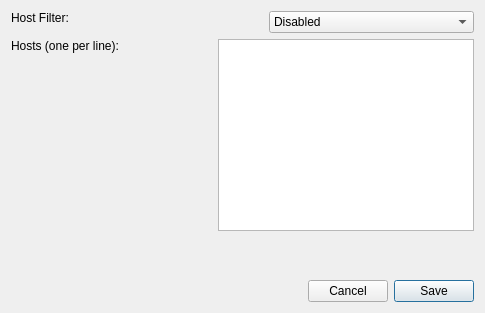
evanrolfe/pntest, file src/views/network/http/capture_filters.ui: the form before one commit.
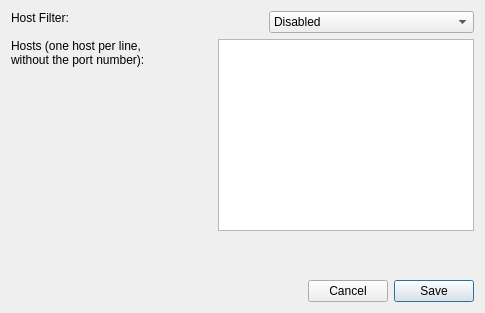
The form after the commit.

Commit message: word wrap label

Diff of the .ui file:
```diff
--- a/src/views/network/http/capture_filters.ui
+++ b/src/views/network/http/capture_filters.ui
@@ -80,11 +80,14 @@
      <item>
       <widget class="QLabel" name="label">
        <property name="text">
-        <string>Hosts (one per line):</string>
+        <string>Hosts (one host per line, without the port number):</string>
        </property>
        <property name="alignment">
         <set>Qt::AlignLeading|Qt::AlignLeft|Qt::AlignTop</set>
        </property>
+       <property name="wordWrap">
+        <bool>true</bool>
+       </property>
       </widget>
      </item>
      <item>
```
Left out of the diff: 95 changed lines with no effect on the pictures. The commit also changes 1 other file.
